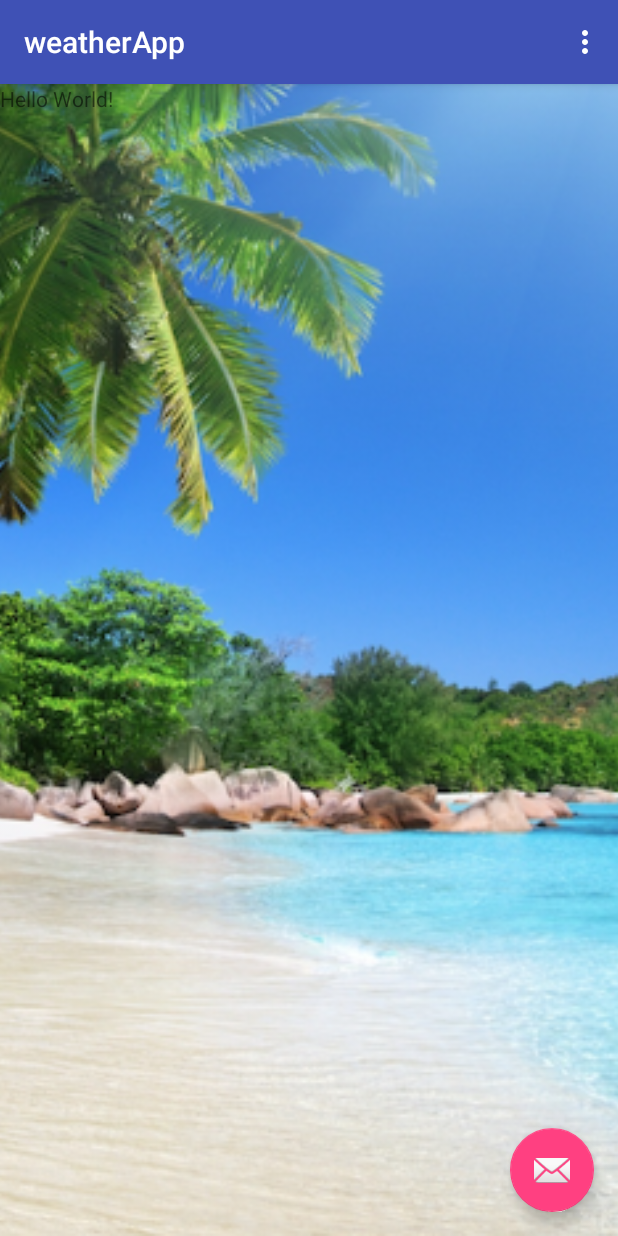
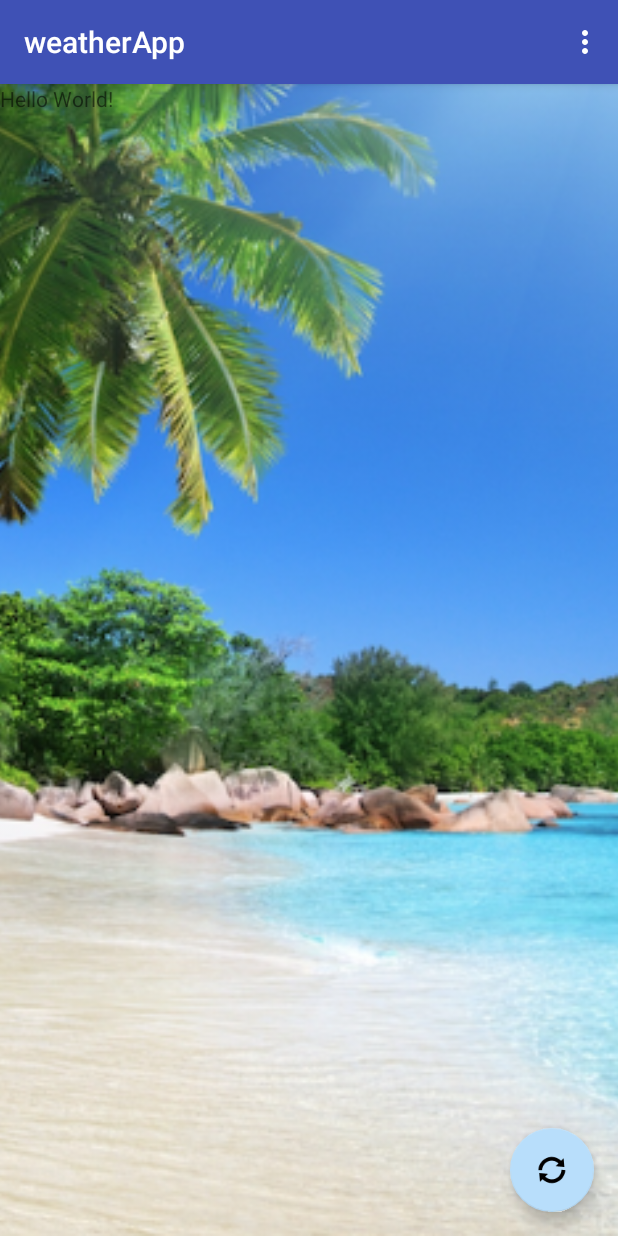
Before and after one commit to agulinari/tdp2-tp0, an Android app: the screen it shows after launch (MainActivity), on a phone screen of 412 x 824 dp. Run offline under Robolectric (Android 15) with nearby library versions, the phone set to English and light mode, and no system bars.

Commit message:
reload button como en la spec

```diff
--- a/app/src/main/res/layout/activity_main.xml
+++ b/app/src/main/res/layout/activity_main.xml
@@ -30,6 +30,8 @@
             android:layout_height="wrap_content"
             android:layout_gravity="bottom|end"
             android:layout_margin="@dimen/fab_margin"
-            app:srcCompat="@android:drawable/ic_dialog_email"/>
+            app:srcCompat="@android:drawable/ic_popup_sync"
+            android:tint="@android:color/black"
+            app:backgroundTint="@color/reloadButton"/>
 
 </android.support.design.widget.CoordinatorLayout>
--- a/app/src/main/res/values/colors.xml
+++ b/app/src/main/res/values/colors.xml
@@ -3,4 +3,5 @@
     <color name="colorPrimary">#3F51B5</color>
     <color name="colorPrimaryDark">#303F9F</color>
     <color name="colorAccent">#FF4081</color>
+    <color name="reloadButton">#B8DEFB</color>
 </resources>
```
